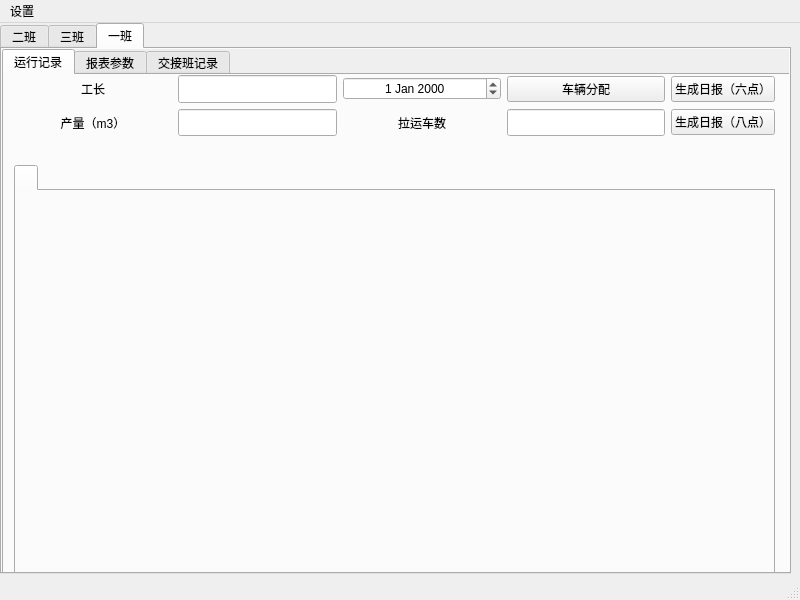
enjoylearning96/QT, file 报表生成/ui/main.ui: the form before one commit.
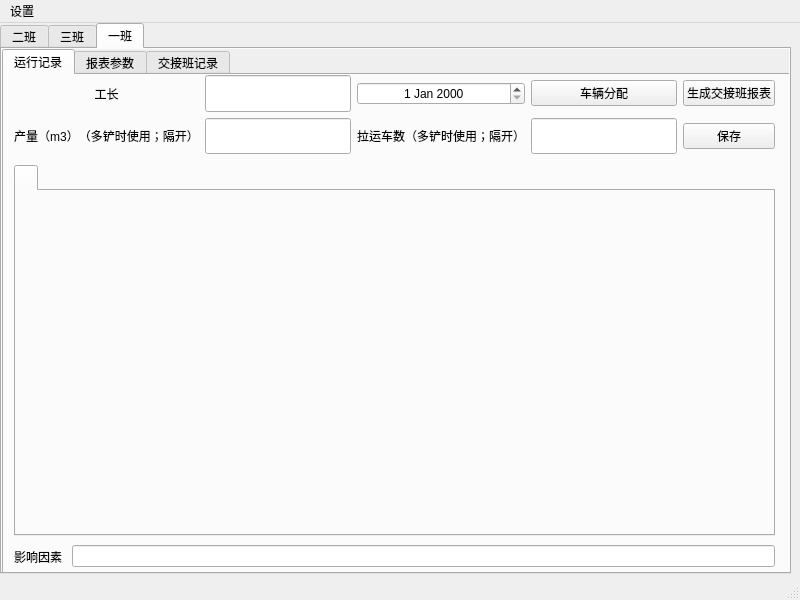
The form after the commit. The open tabs and pages were chosen to show the change.

What changed in the file:
```diff
--- a/报表生成/ui/main.ui
+++ b/报表生成/ui/main.ui
@@ -701,16 +701,59 @@
        <attribute name="title">
         <string>运行记录</string>
        </attribute>
+       <widget class="QTabWidget" name="tabWidget_shift1">
+        <property name="geometry">
+         <rect>
+          <x>10</x>
+          <y>90</y>
+          <width>761</width>
+          <height>371</height>
+         </rect>
+        </property>
+        <property name="currentIndex">
+         <number>0</number>
+        </property>
+        <widget class="QWidget" name="tab_3">
+         <attribute name="title">
+          <string/>
+         </attribute>
+        </widget>
+       </widget>
+       <widget class="QWidget" name="layoutWidget_6">
+        <property name="geometry">
+         <rect>
+          <x>10</x>
+          <y>470</y>
+          <width>761</width>
+          <height>23</height>
+         </rect>
+        </property>
+        <layout class="QHBoxLayout" name="horizontalLayout_10" stretch="1,15">
+         <property name="spacing">
+          <number>10</number>
+         </property>
+         <item>
+          <widget class="QLabel" name="label_28">
+           <property name="text">
+            <string>影响因素</string>
+           </property>
+          </widget>
+         </item>
+         <item>
+          <widget class="QLineEdit" name="lineEdit_shift_3"/>
+         </item>
+        </layout>
+       </widget>
        <widget class="QWidget" name="layoutWidget_3">
         <property name="geometry">
          <rect>
           <x>0</x>
           <y>0</y>
           <width>781</width>
-          <height>61</height>
+          <height>79</height>
          </rect>
         </property>
-        <layout class="QGridLayout" name="gridLayout_5" rowstretch="1,0" columnstretch="1,0,0,0,0">
+        <layout class="QGridLayout" name="gridLayout_5" rowstretch="1,0" columnstretch="1,0,0,0,0,0">
          <property name="sizeConstraint">
           <enum>QLayout::SetNoConstraint</enum>
          </property>
@@ -720,37 +763,6 @@
          <property name="rightMargin">
           <number>10</number>
          </property>
-         <item row="0" column="2">
-          <widget class="QDateEdit" name="dateEdit_3">
-           <property name="alignment">
-            <set>Qt::AlignCenter</set>
-           </property>
-           <property name="currentSection">
-            <enum>QDateTimeEdit::YearSection</enum>
-           </property>
-          </widget>
-         </item>
-         <item row="0" column="3">
-          <layout class="QHBoxLayout" name="horizontalLayout">
-           <item>
-            <widget class="QPushButton" name="pushButton_5">
-             <property name="text">
-              <string>车辆分配</string>
-             </property>
-            </widget>
-           </item>
-          </layout>
-         </item>
-         <item row="0" column="1">
-          <widget class="QLineEdit" name="lineEdit_8">
-           <property name="sizePolicy">
-            <sizepolicy hsizetype="Expanding" vsizetype="Expanding">
-             <horstretch>1</horstretch>
-             <verstretch>1</verstretch>
-            </sizepolicy>
-           </property>
-          </widget>
-         </item>
          <item row="1" column="1">
           <widget class="QLineEdit" name="lineEdit_9">
            <property name="sizePolicy">
@@ -761,8 +773,8 @@
            </property>
           </widget>
          </item>
-         <item row="1" column="3">
-          <widget class="QLineEdit" name="lineEdit_10">
+         <item row="0" column="1">
+          <widget class="QLineEdit" name="lineEdit_foreman_3">
            <property name="sizePolicy">
             <sizepolicy hsizetype="Expanding" vsizetype="Expanding">
              <horstretch>1</horstretch>
@@ -771,7 +783,7 @@
            </property>
           </widget>
          </item>
-         <item row="1" column="0">
+         <item row="0" column="0">
           <widget class="QLabel" name="label_16">
            <property name="sizePolicy">
             <sizepolicy hsizetype="Expanding" vsizetype="Expanding">
@@ -780,7 +792,7 @@
             </sizepolicy>
            </property>
            <property name="text">
-            <string>产量（m3）</string>
+            <string>工长</string>
            </property>
            <property name="alignment">
             <set>Qt::AlignCenter</set>
@@ -788,22 +800,6 @@
           </widget>
          </item>
          <item row="1" column="2">
-          <widget class="QLabel" name="label_14">
-           <property name="sizePolicy">
-            <sizepolicy hsizetype="Expanding" vsizetype="Expanding">
-             <horstretch>1</horstretch>
-             <verstretch>1</verstretch>
-            </sizepolicy>
-           </property>
-           <property name="text">
-            <string>拉运车数</string>
-           </property>
-           <property name="alignment">
-            <set>Qt::AlignCenter</set>
-           </property>
-          </widget>
-         </item>
-         <item row="0" column="0">
           <widget class="QLabel" name="label_15">
            <property name="sizePolicy">
             <sizepolicy hsizetype="Expanding" vsizetype="Expanding">
@@ -812,47 +808,69 @@
             </sizepolicy>
            </property>
            <property name="text">
-            <string>工长</string>
+            <string>拉运车数（多铲时使用；隔开）</string>
            </property>
            <property name="alignment">
             <set>Qt::AlignCenter</set>
            </property>
           </widget>
          </item>
-         <item row="0" column="4">
-          <widget class="QPushButton" name="pushButton_10">
+         <item row="0" column="2">
+          <widget class="QDateEdit" name="dateEdit_3">
+           <property name="alignment">
+            <set>Qt::AlignCenter</set>
+           </property>
+          </widget>
+         </item>
+         <item row="0" column="3">
+          <widget class="QPushButton" name="pushButton_6">
            <property name="text">
-            <string>生成日报（六点）</string>
+            <string>车辆分配</string>
            </property>
           </widget>
          </item>
-         <item row="1" column="4">
-          <widget class="QPushButton" name="pushButton_7">
+         <item row="0" column="5">
+          <widget class="QPushButton" name="pushButton_5">
            <property name="text">
-            <string>生成日报（八点）</string>
+            <string>生成交接班报表</string>
+           </property>
+          </widget>
+         </item>
+         <item row="1" column="3">
+          <widget class="QLineEdit" name="lineEdit_vehicle_count_3">
+           <property name="sizePolicy">
+            <sizepolicy hsizetype="Expanding" vsizetype="Expanding">
+             <horstretch>1</horstretch>
+             <verstretch>1</verstretch>
+            </sizepolicy>
+           </property>
+          </widget>
+         </item>
+         <item row="1" column="0">
+          <widget class="QLabel" name="label_14">
+           <property name="sizePolicy">
+            <sizepolicy hsizetype="Expanding" vsizetype="Expanding">
+             <horstretch>1</horstretch>
+             <verstretch>1</verstretch>
+            </sizepolicy>
+           </property>
+           <property name="text">
+            <string>产量（m3）（多铲时使用；隔开）</string>
+           </property>
+           <property name="alignment">
+            <set>Qt::AlignCenter</set>
+           </property>
+          </widget>
+         </item>
+         <item row="1" column="5">
+          <widget class="QPushButton" name="pushButton_save_3">
+           <property name="text">
+            <string>保存</string>
            </property>
           </widget>
          </item>
         </layout>
        </widget>
-       <widget class="QTabWidget" name="tabWidget_4">
-        <property name="geometry">
-         <rect>
-          <x>10</x>
-          <y>90</y>
-          <width>761</width>
-          <height>411</height>
-         </rect>
-        </property>
-        <property name="currentIndex">
-         <number>0</number>
-        </property>
-        <widget class="QWidget" name="tab_3">
-         <attribute name="title">
-          <string/>
-         </attribute>
-        </widget>
-       </widget>
       </widget>
       <widget class="QWidget" name="tab_4">
        <attribute name="title">
```
Left out of the diff: 673 changed lines with no effect on the pictures.
